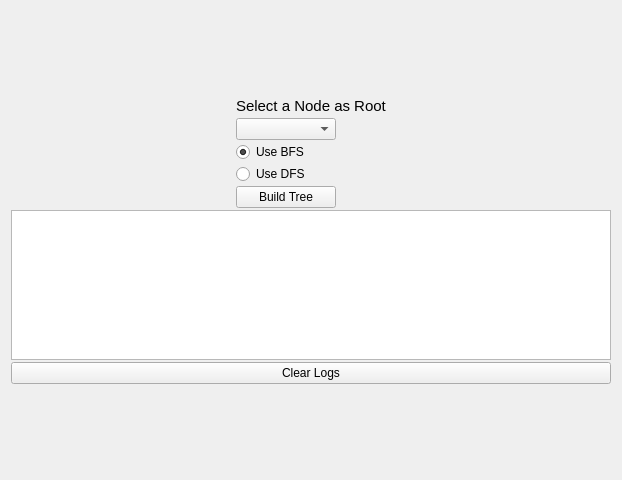
Qt form frmgraphs.ui (jorgemedra/Algorithms) before a commit.
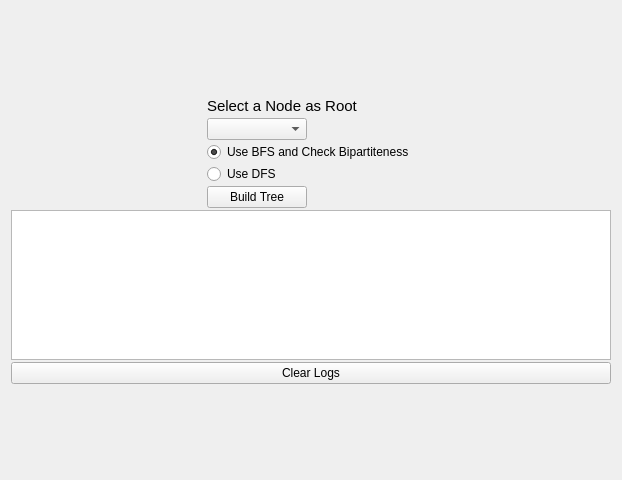
The same form after that commit.

Commit message: Implement an algoritm to check Bipartiteness propertie over the algorith BFS

```diff
--- a/frmgraphs.ui
+++ b/frmgraphs.ui
@@ -55,7 +55,7 @@
          <item>
           <widget class="QRadioButton" name="optBFS">
            <property name="text">
-            <string>Use BFS</string>
+            <string>Use BFS and Check Bipartiteness</string>
            </property>
            <property name="checked">
             <bool>true</bool>
```
The commit also changes 6 other files.
